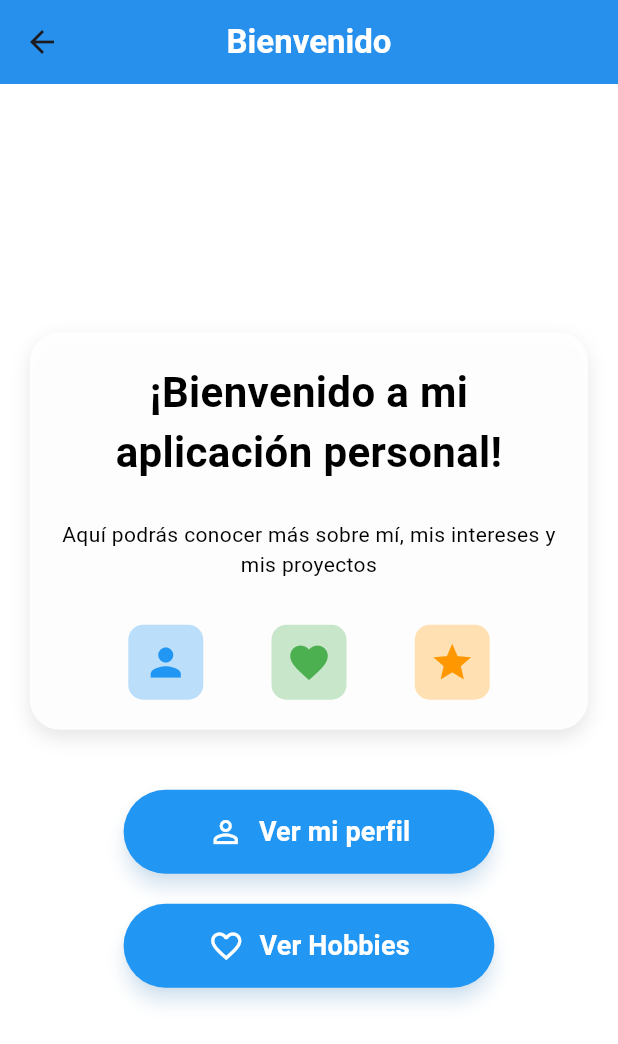
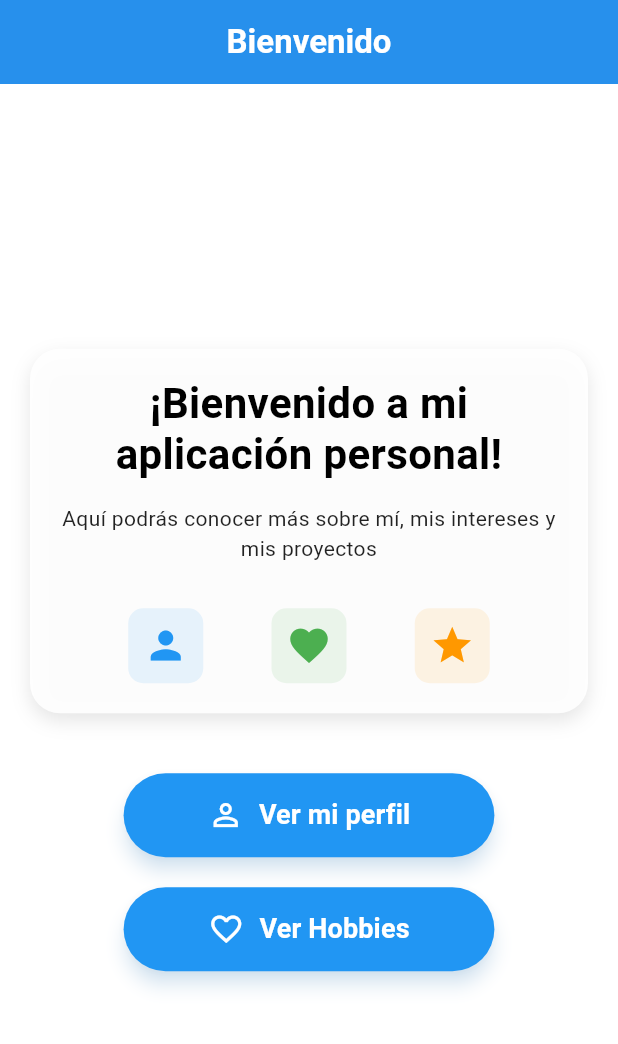
Before and after one commit to RodrigoStranger/dispositivos-moviles-dart-25-1, a Flutter app: the PantallaInicio screen opened directly, on a phone screen of 412 x 824 dp. Shown: the top 1044 px of the screen. Run offline on Flutter 3.47's test engine with Material 3 defaults, Android fonts, the phone set to English and light mode, and no system bars.

```diff
--- a/practica_1_interfaces_estaticas_flutter/lib/main.dart
+++ b/practica_1_interfaces_estaticas_flutter/lib/main.dart
@@ -4,23 +4,61 @@ import 'pantalla_inicio.dart';
 import 'pantalla_perfil.dart';
 import 'pantalla_hobbies.dart';
 
+/*
+    Autor: Rodrigo Emerson Infanzon Acosta
+    Curso: Programacion De Dispositivos Moviles
+    Semestre: VI
+    Fecha: 25/05/2025
+    Ultima modificacion: 25/05/2025 15:46 pm
+*/
+
+/*
+    Crear tres interfaces gráficas en Flutter, sin programación de lógica,
+    para practicar el uso de widgets como Text, Image, Column, Row, Padding y Container.
+    Cada interfaz representa una pantalla diferente de una aplicación personal.
+    En esta tarea no se necesita navegar entre pantallas. Solo debes diseñar cada una por separado.
+
+    Pantalla de inicio:
+    - Un titulo que diga "Bienvenido"
+    - Un subtitulo que diga "¡Bienvenido a mi aplicación personal!"
+    - Un subtitulo que diga "Aquí podrás conocer más sobre mí, mis intereses y mis proyectos"
+    - Un botón que diga "Ver mi perfil"
+    - Un botón que diga "Ver Hobbies"
+
+    Pantalla de perfil:
+    - Un titulo que diga "Perfil"
+    - Un subtitulo que diga "¡Bienvenido a mi perfil!"
+    - Un subtitulo que diga "Aquí podrás conocer más sobre mí, mis intereses y mis proyectos"
+    - Un botón que diga "Ver mi perfil"
+    - Un botón que diga "Ver Hobbies"
+
+    Pantalla de hobbies:
+    - Un titulo que diga "Hobbies"
+    - Un subtitulo que diga "¡Bienvenido a mis hobbies!"
+    - Un subtitulo que diga "Aquí podrás conocer más sobre mí, mis intereses y mis proyectos"
+    - Un botón que diga "Ver mi perfil"
+    - Un botón que diga "Ver Hobbies"
+*/
+
+// Clase principal de la aplicación
 void main() {
   runApp(const MyApp());
 }
 
+// Clase principal de la aplicación
 class MyApp extends StatelessWidget {
-  const MyApp({super.key});
+  const MyApp({super.key}); // Clave del widget
 
   @override
   Widget build(BuildContext context) {
     return MaterialApp(
-      title: 'Mi App Personal',
+      title: 'Mi App Personal', // Titulo de la aplicación
       theme: ThemeData(
-        primarySwatch: Colors.blue,
-        fontFamily: 'Roboto',
+        primarySwatch: Colors.blue, // Color del tema
+        fontFamily: 'Roboto', // Fuente del tema
       ),
       // Cambiar por PantallaInicio, PantallaPerfil() o PantallaHobbies() para probar
-      home: PantallaPerfil(),
+      home: PantallaInicio(),
     );
   }
 }
--- a/practica_1_interfaces_estaticas_flutter/lib/pantalla_inicio.dart
+++ b/practica_1_interfaces_estaticas_flutter/lib/pantalla_inicio.dart
@@ -1,14 +1,35 @@
 import 'package:flutter/material.dart';
 
+/// Pantalla principal de la aplicación que muestra una bienvenida y opciones de navegación.
 class PantallaInicio extends StatelessWidget {
+  /// Crea una instancia de [PantallaInicio].
   const PantallaInicio({super.key});
+
+  static const _appBarTitle = 'Bienvenido';
+  static const _welcomeTitle = '¡Bienvenido a mi aplicación personal!';
+  static const _welcomeSubtitle =
+      'Aquí podrás conocer más sobre mí, mis intereses y mis proyectos';
+  static const _buttonWidthFactor = 0.6;
+  static const _buttonBorderRadius = 30.0;
+  static const _buttonElevation = 5.0;
+  static const _buttonIconSize = 24.0;
+  static const _buttonTextSize = 18.0;
+  static const _featureIconSize = 30.0;
+  static const _featureBoxSize = 10.0;
 
   @override
   Widget build(BuildContext context) {
     return Scaffold(
-      appBar: AppBar(
+      appBar: _buildAppBar(),
+      body: _buildBody(context),
+    );
+  }
+
+  /// Construye la barra de aplicación.
+  PreferredSizeWidget _buildAppBar() {
+    return AppBar(
       title: const Text(
-          'Bienvenido',
+        _appBarTitle,
         style: TextStyle(
           fontSize: 22,
           fontWeight: FontWeight.bold,
@@ -18,25 +39,55 @@ class PantallaInicio extends StatelessWidget {
       backgroundColor: Colors.blue,
       elevation: 4,
       centerTitle: true,
-      ),
-      body: Container(
+    );
+  }
+
+  /// Construye el cuerpo principal de la pantalla.
+  Widget _buildBody(BuildContext context) {
+    return Container(
       width: double.infinity,
       height: double.infinity,
       color: Colors.white,
       child: Center(
+        child: SingleChildScrollView(
           child: Padding(
             padding: const EdgeInsets.all(20.0),
             child: Column(
               mainAxisAlignment: MainAxisAlignment.center,
               children: [
-                Container(
+                _buildWelcomeCard(),
+                const SizedBox(height: 40),
+                _buildButton(
+                  context: context,
+                  onPressed: () {},
+                  icon: Icons.person_outline,
+                  label: 'Ver mi perfil',
+                ),
+                const SizedBox(height: 20),
+                _buildButton(
+                  context: context,
+                  onPressed: () {},
+                  icon: Icons.favorite_outline,
+                  label: 'Ver Hobbies',
+                ),
+              ],
+            ),
+          ),
+        ),
+      ),
+    );
+  }
+
+  /// Construye la tarjeta de bienvenida.
+  Widget _buildWelcomeCard() {
+    return Container(
       padding: const EdgeInsets.all(20),
       decoration: BoxDecoration(
-                    color: Colors.white.withValues(alpha: 0.9),
+        color: Colors.white.withOpacity(0.9),
         borderRadius: BorderRadius.circular(20),
         boxShadow: [
           BoxShadow(
-                        color: Colors.black.withValues(alpha: 0.1),
+            color: Colors.black.withOpacity(0.1),
             blurRadius: 10,
             offset: const Offset(0, 5),
           ),
@@ -45,100 +96,105 @@ class PantallaInicio extends StatelessWidget {
       child: Column(
         children: [
           const Text(
-                        '¡Bienvenido a mi aplicación personal!',
+            _welcomeTitle,
             textAlign: TextAlign.center,
             style: TextStyle(
               fontSize: 28,
               fontWeight: FontWeight.bold,
               color: Colors.black,
+              height: 1.2,
             ),
           ),
           const SizedBox(height: 15),
-
-                      const SizedBox(height: 10),
           const Text(
-                        'Aquí podrás conocer más sobre mí, mis intereses y mis proyectos',
+            _welcomeSubtitle,
             style: TextStyle(
               fontSize: 14,
-                          color: Colors.black,
+              color: Colors.black87,
+              height: 1.4,
             ),
             textAlign: TextAlign.center,
           ),
           const SizedBox(height: 30),
-                      Row(
+          _buildFeatureIcons(),
+        ],
+      ),
+    );
+  }
+
+  /// Construye la fila de iconos de características.
+  Widget _buildFeatureIcons() {
+    return Row(
       mainAxisAlignment: MainAxisAlignment.spaceEvenly,
       children: [
-                          Container(
+        _buildFeatureIcon(
+          icon: Icons.person,
+          color: Colors.blue,
+        ),
+        _buildFeatureIcon(
+          icon: Icons.favorite,
+          color: Colors.green,
+        ),
+        _buildFeatureIcon(
+          icon: Icons.star,
+          color: Colors.orange,
+        ),
+      ],
+    );
+  }
+
+  /// Construye un icono de característica individual.
+  Widget _buildFeatureIcon({
+    required IconData icon,
+    required Color color,
+  }) {
+    return Container(
       padding: const EdgeInsets.all(10),
       decoration: BoxDecoration(
-                              color: Colors.blue.shade100,
-                              borderRadius: BorderRadius.circular(10),
+        color: color.withOpacity(0.1),
+        borderRadius: BorderRadius.circular(_featureBoxSize),
       ),
-                            child: const Icon(
-                              Icons.person,
-                              color: Colors.blue,
-                              size: 30,
+      child: Icon(
+        icon,
+        color: color,
+        size: _featureIconSize,
       ),
-                          ),
-                          Container(
-                            padding: const EdgeInsets.all(10),
-                            decoration: BoxDecoration(
-                              color: Colors.green.shade100,
-                              borderRadius: BorderRadius.circular(10),
-                            ),
-                            child: const Icon(
-                              Icons.favorite,
-                              color: Colors.green,
-                              size: 30,
-                            ),
-                          ),
-                          Container(
-                            padding: const EdgeInsets.all(10),
-                            decoration: BoxDecoration(
-                              color: Colors.orange.shade100,
-                              borderRadius: BorderRadius.circular(10),
-                            ),
-                            child: const Icon(
-                              Icons.star,
-                              color: Colors.orange,
-                              size: 30,
-                            ),
-                          ),
-                        ],
-                      ),
-                    ],
-                  ),
-                ),
-                const SizedBox(height: 40),
-                Center(
-                  child: SizedBox(
-                    width: MediaQuery.of(context).size.width * 0.6,
+    );
+  }
+
+  /// Construye un botón personalizado.
+  Widget _buildButton({
+    required BuildContext context,
+    required VoidCallback onPressed,
+    required IconData icon,
+    required String label,
+  }) {
+    return SizedBox(
+      width: MediaQuery.of(context).size.width * _buttonWidthFactor,
       child: ElevatedButton(
-                      onPressed: () {
-                        // Funcionalidad pendiente
-                      },
+        onPressed: onPressed,
         style: ElevatedButton.styleFrom(
           backgroundColor: Colors.blue,
           padding: const EdgeInsets.symmetric(vertical: 15),
           shape: RoundedRectangleBorder(
-                          borderRadius: BorderRadius.circular(30),
+            borderRadius: BorderRadius.circular(_buttonBorderRadius),
           ),
-                        elevation: 5,
-                        shadowColor: Colors.blue.withValues(alpha: 0.3),
+          elevation: _buttonElevation,
+          shadowColor: Colors.blue.withOpacity(0.3),
         ),
-                      child: const Row(
+        child: Row(
           mainAxisAlignment: MainAxisAlignment.center,
           children: [
             Icon(
-                            Icons.person_outline,
+              icon,
               color: Colors.white,
-                            size: 24,
+              size: _buttonIconSize,
             ),
-                          SizedBox(width: 10),
+            const SizedBox(width: 10),
             Text(
-                            'Ver mi perfil',
-                            style: TextStyle(
-                              fontSize: 18,
+              label,
+              style: const TextStyle(
+                fontSize: _buttonTextSize,
                 fontWeight: FontWeight.bold,
                 color: Colors.white,
               ),
@@ -146,53 +202,6 @@ class PantallaInicio extends StatelessWidget {
           ],
         ),
       ),
-                  ),
-                ),
-                const SizedBox(height: 20),
-                Center(
-                  child: SizedBox(
-                    width: MediaQuery.of(context).size.width * 0.6,
-                    child: ElevatedButton(
-                      onPressed: () {
-                        // Navegación a pantalla de hobbies
-                      },
-                      style: ElevatedButton.styleFrom(
-                        backgroundColor: Colors.blue,
-                        padding: const EdgeInsets.symmetric(vertical: 15),
-                        shape: RoundedRectangleBorder(
-                          borderRadius: BorderRadius.circular(30),
-                        ),
-                        elevation: 5,
-                        shadowColor: Colors.blue.withValues(alpha: 0.3),
-                      ),
-                      child: const Row(
-                        mainAxisAlignment: MainAxisAlignment.center,
-                        children: [
-                          Icon(
-                            Icons.favorite_outline,
-                            color: Colors.white,
-                            size: 24,
-                          ),
-                          SizedBox(width: 10),
-                          Text(
-                            'Ver Hobbies',
-                            style: TextStyle(
-                              fontSize: 18,
-                              fontWeight: FontWeight.bold,
-                              color: Colors.white,
-                            ),
-                          ),
-                        ],
-                      ),
-                    ),
-                  ),
-                ),
-
-              ],
-            ),
-          ),
-        ),
-      ),
     );
   }
 }
```
Lines whose indentation alone changed are shown as unchanged.
